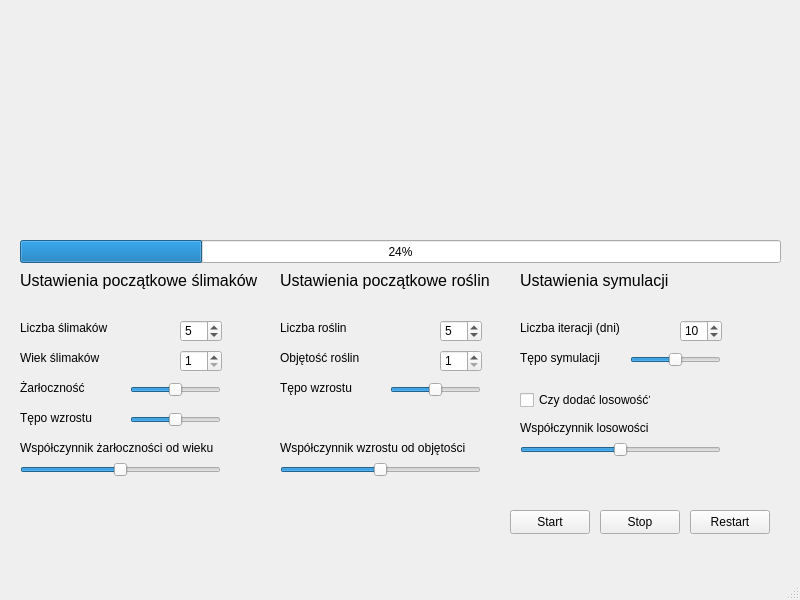
Above: src/view/mainwindow.ui from seredak319/slimax before the change. Below: the same form after it.
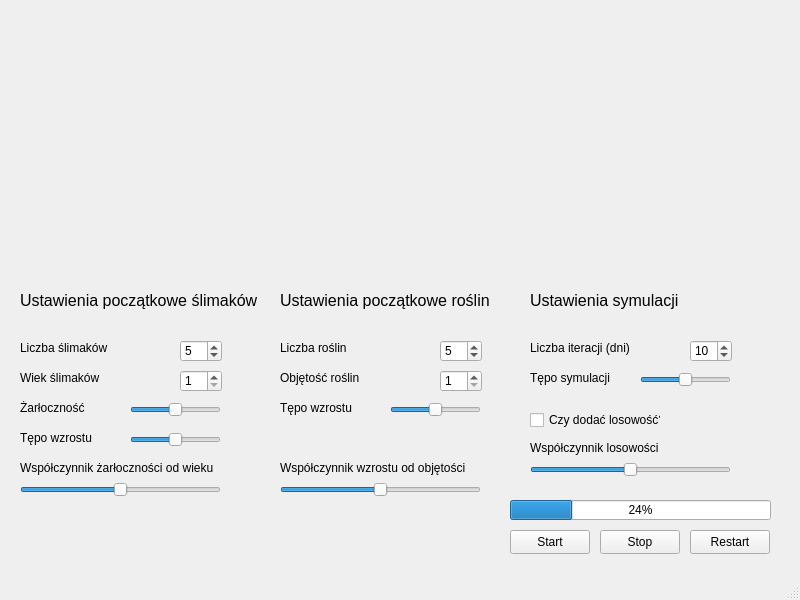
That is the form after the change.

The edit to the form file:
```diff
--- a/src/view/mainwindow.ui
+++ b/src/view/mainwindow.ui
@@ -18,7 +18,7 @@
     <property name="geometry">
      <rect>
       <x>510</x>
-      <y>510</y>
+      <y>530</y>
       <width>80</width>
       <height>24</height>
      </rect>
@@ -34,7 +34,7 @@
     <property name="geometry">
      <rect>
       <x>130</x>
-      <y>380</y>
+      <y>400</y>
       <width>91</width>
       <height>20</height>
      </rect>
@@ -56,7 +56,7 @@
     <property name="geometry">
      <rect>
       <x>20</x>
-      <y>270</y>
+      <y>290</y>
       <width>261</width>
       <height>21</height>
      </rect>
@@ -74,7 +74,7 @@
     <property name="geometry">
      <rect>
       <x>180</x>
-      <y>320</y>
+      <y>340</y>
       <width>42</width>
       <height>22</height>
      </rect>
@@ -90,7 +90,7 @@
     <property name="geometry">
      <rect>
       <x>20</x>
-      <y>320</y>
+      <y>340</y>
       <width>171</width>
       <height>16</height>
      </rect>
@@ -103,7 +103,7 @@
     <property name="geometry">
      <rect>
       <x>20</x>
-      <y>350</y>
+      <y>370</y>
       <width>171</width>
       <height>16</height>
      </rect>
@@ -116,7 +116,7 @@
     <property name="geometry">
      <rect>
       <x>180</x>
-      <y>350</y>
+      <y>370</y>
       <width>42</width>
       <height>22</height>
      </rect>
@@ -129,7 +129,7 @@
     <property name="geometry">
      <rect>
       <x>20</x>
-      <y>380</y>
+      <y>400</y>
       <width>91</width>
       <height>16</height>
      </rect>
@@ -145,7 +145,7 @@
     <property name="geometry">
      <rect>
       <x>130</x>
-      <y>410</y>
+      <y>430</y>
       <width>91</width>
       <height>20</height>
      </rect>
@@ -167,7 +167,7 @@
     <property name="geometry">
      <rect>
       <x>20</x>
-      <y>410</y>
+      <y>430</y>
       <width>91</width>
       <height>16</height>
      </rect>
@@ -180,7 +180,7 @@
     <property name="geometry">
      <rect>
       <x>440</x>
-      <y>320</y>
+      <y>340</y>
       <width>42</width>
       <height>22</height>
      </rect>
@@ -196,7 +196,7 @@
     <property name="geometry">
      <rect>
       <x>280</x>
-      <y>320</y>
+      <y>340</y>
       <width>141</width>
       <height>16</height>
      </rect>
@@ -209,7 +209,7 @@
     <property name="geometry">
      <rect>
       <x>280</x>
-      <y>270</y>
+      <y>290</y>
       <width>211</width>
       <height>21</height>
      </rect>
@@ -227,7 +227,7 @@
     <property name="geometry">
      <rect>
       <x>440</x>
-      <y>350</y>
+      <y>370</y>
       <width>42</width>
       <height>22</height>
      </rect>
@@ -240,7 +240,7 @@
     <property name="geometry">
      <rect>
       <x>280</x>
-      <y>380</y>
+      <y>400</y>
       <width>81</width>
       <height>16</height>
      </rect>
@@ -253,7 +253,7 @@
     <property name="geometry">
      <rect>
       <x>280</x>
-      <y>350</y>
+      <y>370</y>
       <width>141</width>
       <height>16</height>
      </rect>
@@ -269,7 +269,7 @@
     <property name="geometry">
      <rect>
       <x>390</x>
-      <y>380</y>
+      <y>400</y>
       <width>91</width>
       <height>20</height>
      </rect>
@@ -290,8 +290,8 @@
    <widget class="QLabel" name="label_8">
     <property name="geometry">
      <rect>
-      <x>520</x>
-      <y>270</y>
+      <x>530</x>
+      <y>290</y>
       <width>261</width>
       <height>21</height>
      </rect>
@@ -308,8 +308,8 @@
    <widget class="QSpinBox" name="spinBox_6">
     <property name="geometry">
      <rect>
-      <x>680</x>
-      <y>320</y>
+      <x>690</x>
+      <y>340</y>
       <width>42</width>
       <height>22</height>
      </rect>
@@ -327,8 +327,8 @@
    <widget class="QLabel" name="label_14">
     <property name="geometry">
      <rect>
-      <x>520</x>
-      <y>320</y>
+      <x>530</x>
+      <y>340</y>
       <width>171</width>
       <height>16</height>
      </rect>
@@ -341,7 +341,7 @@
     <property name="geometry">
      <rect>
       <x>20</x>
-      <y>440</y>
+      <y>460</y>
       <width>201</width>
       <height>16</height>
      </rect>
@@ -357,7 +357,7 @@
     <property name="geometry">
      <rect>
       <x>20</x>
-      <y>460</y>
+      <y>480</y>
       <width>201</width>
       <height>20</height>
      </rect>
@@ -382,7 +382,7 @@
     <property name="geometry">
      <rect>
       <x>280</x>
-      <y>460</y>
+      <y>480</y>
       <width>201</width>
       <height>20</height>
      </rect>
@@ -404,7 +404,7 @@
     <property name="geometry">
      <rect>
       <x>280</x>
-      <y>440</y>
+      <y>460</y>
       <width>201</width>
       <height>16</height>
      </rect>
@@ -417,7 +417,7 @@
     <property name="geometry">
      <rect>
       <x>600</x>
-      <y>510</y>
+      <y>530</y>
       <width>80</width>
       <height>24</height>
      </rect>
@@ -430,7 +430,7 @@
     <property name="geometry">
      <rect>
       <x>690</x>
-      <y>510</y>
+      <y>530</y>
       <width>80</width>
       <height>24</height>
      </rect>
@@ -442,10 +442,10 @@
    <widget class="QProgressBar" name="progressBar">
     <property name="geometry">
      <rect>
-      <x>20</x>
-      <y>240</y>
-      <width>761</width>
-      <height>23</height>
+      <x>510</x>
+      <y>500</y>
+      <width>261</width>
+      <height>20</height>
      </rect>
     </property>
     <property name="value">
@@ -455,8 +455,8 @@
    <widget class="QLabel" name="label_11">
     <property name="geometry">
      <rect>
-      <x>520</x>
-      <y>350</y>
+      <x>530</x>
+      <y>370</y>
       <width>91</width>
       <height>16</height>
      </rect>
@@ -471,8 +471,8 @@
     </property>
     <property name="geometry">
      <rect>
-      <x>630</x>
-      <y>350</y>
+      <x>640</x>
+      <y>370</y>
       <width>91</width>
       <height>20</height>
      </rect>
@@ -493,8 +493,8 @@
    <widget class="QLabel" name="label_16">
     <property name="geometry">
      <rect>
-      <x>520</x>
-      <y>420</y>
+      <x>530</x>
+      <y>440</y>
       <width>201</width>
       <height>16</height>
      </rect>
@@ -509,8 +509,8 @@
     </property>
     <property name="geometry">
      <rect>
-      <x>520</x>
-      <y>440</y>
+      <x>530</x>
+      <y>460</y>
       <width>201</width>
       <height>20</height>
      </rect>
@@ -531,8 +531,8 @@
    <widget class="QCheckBox" name="checkBox">
     <property name="geometry">
      <rect>
-      <x>520</x>
-      <y>390</y>
+      <x>530</x>
+      <y>410</y>
       <width>131</width>
       <height>20</height>
      </rect>
@@ -544,10 +544,10 @@
    <widget class="QFrame" name="simulationFrame">
     <property name="geometry">
      <rect>
-      <x>20</x>
+      <x>10</x>
       <y>10</y>
-      <width>721</width>
-      <height>211</height>
+      <width>681</width>
+      <height>271</height>
      </rect>
     </property>
     <property name="focusPolicy">
```
